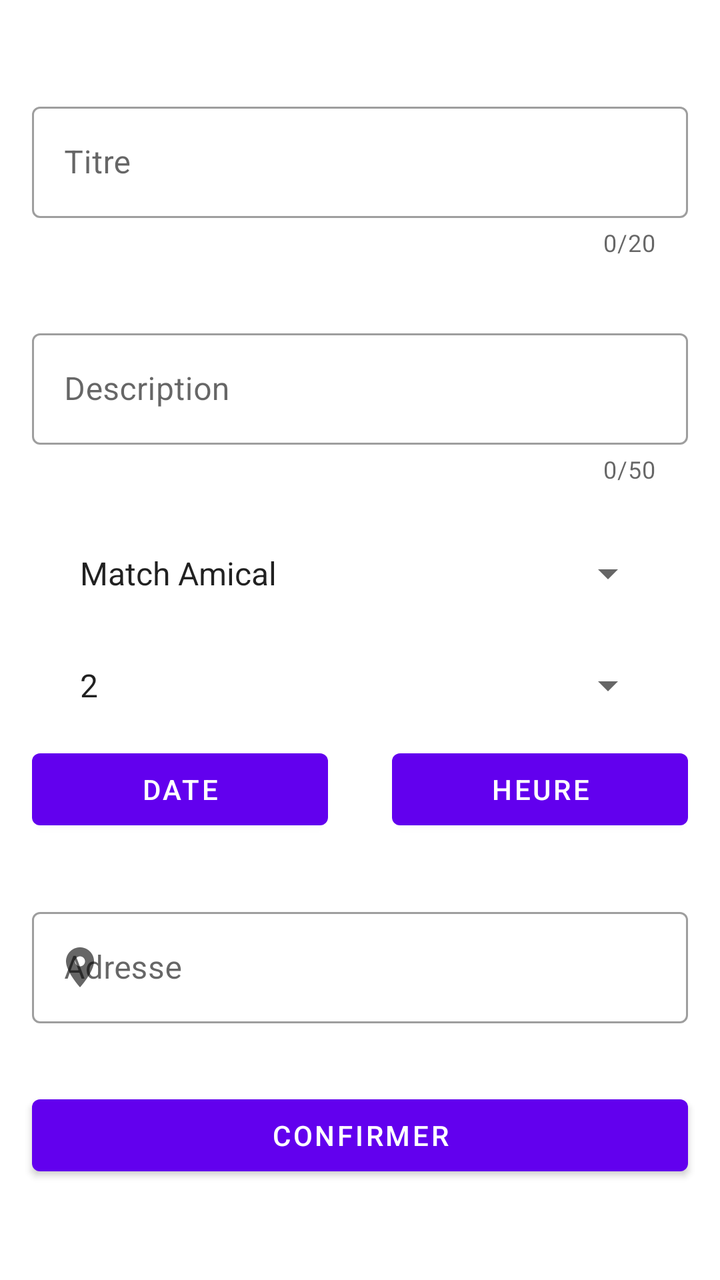
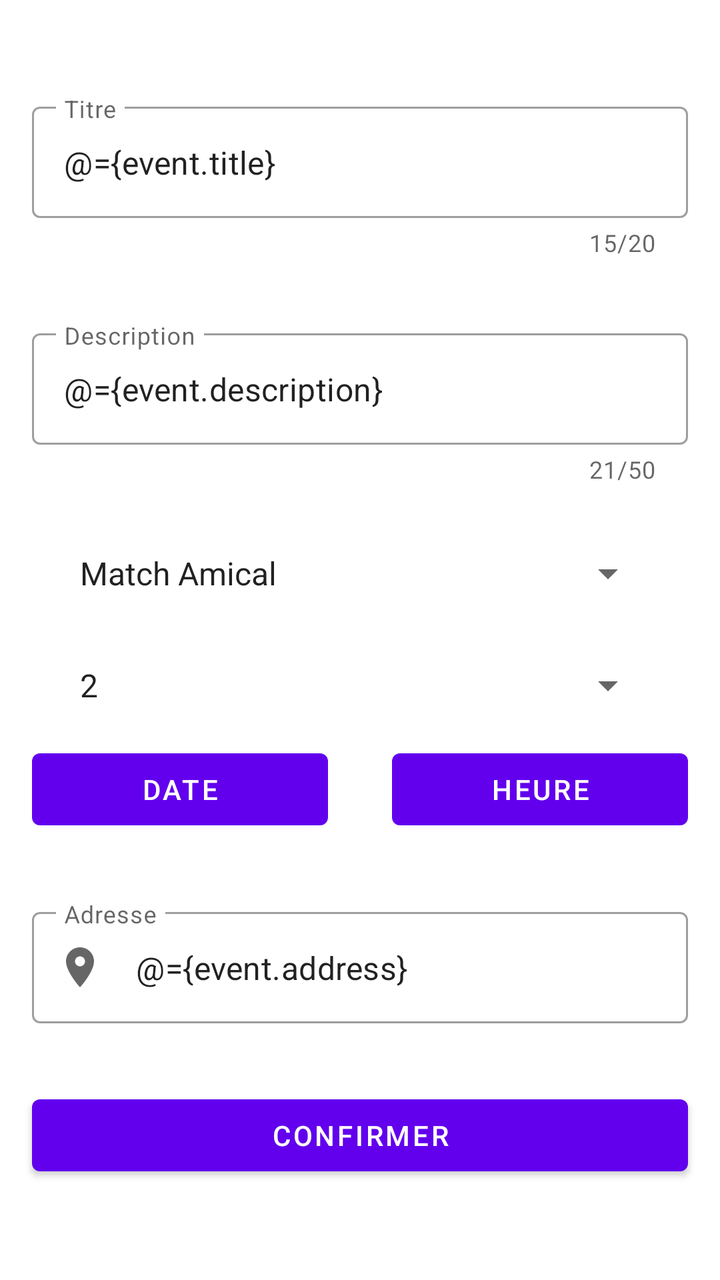

An Android layout rendered at two revisions. The XML below is the earlier revision; the diff shows what the commit changed to produce the second picture.
<!-- AndroidManifest.xml: application theme AppTheme -->
<!-- res/layout/fragment_event_creation.xml -->
<?xml version="1.0" encoding="utf-8"?>
<ScrollView xmlns:android="http://schemas.android.com/apk/res/android"
    xmlns:app="http://schemas.android.com/apk/res-auto"
    xmlns:tools="http://schemas.android.com/tools"
    android:layout_width="match_parent"
    android:layout_height="match_parent"
    android:layout_marginTop="?android:attr/actionBarSize">

    <LinearLayout
        android:layout_width="match_parent"
        android:layout_height="wrap_content"
        android:orientation="vertical"
        tools:context=".fragments.calendar.EventCreationFragment">

        <ProgressBar
            android:id="@+id/progressBar"
            style="?android:attr/progressBarStyleHorizontal"
            android:visibility="invisible"
            android:layout_width="match_parent"
            android:layout_height="wrap_content" />

        <com.google.android.material.textfield.TextInputLayout
            android:id="@+id/event_create_title_layout"
            android:layout_width="match_parent"
            android:layout_height="match_parent"
            style="@style/Widget.MaterialComponents.TextInputLayout.OutlinedBox"
            android:layout_marginTop="32dp"
            android:layout_marginStart="16dp"
            android:layout_marginEnd="16dp"
            app:counterEnabled="true"
            app:counterMaxLength="20"
            app:endIconMode="clear_text">

            <com.google.android.material.textfield.TextInputEditText
                android:id="@+id/event_create_title_input"
                android:layout_width="match_parent"
                android:layout_height="wrap_content"
                android:hint="@string/event_title"
                android:inputType="text" />


        </com.google.android.material.textfield.TextInputLayout>

        <com.google.android.material.textfield.TextInputLayout
            android:id="@+id/event_create_desc_layout"
            android:layout_width="match_parent"
            android:layout_height="wrap_content"
            style="@style/Widget.MaterialComponents.TextInputLayout.OutlinedBox"
            android:layout_marginTop="32dp"
            android:layout_marginStart="16dp"
            android:layout_marginEnd="16dp"
            app:counterEnabled="true"
            app:counterMaxLength="50"
            app:endIconMode="clear_text">

            <com.google.android.material.textfield.TextInputEditText
                android:id="@+id/event_create_desc_input"
                android:layout_width="match_parent"
                android:layout_height="wrap_content"
                android:hint="@string/event_description"
                android:inputType="text" />

        </com.google.android.material.textfield.TextInputLayout>

        <androidx.appcompat.widget.AppCompatSpinner
            android:id="@+id/event_create_typeSpinner"
            android:layout_width="match_parent"
            android:layout_height="wrap_content"
            android:layout_marginStart="32dp"
            android:layout_marginTop="32dp"
            android:layout_marginEnd="32dp"
            android:entries="@array/typeList"
            android:spinnerMode="dialog" />

        <androidx.appcompat.widget.AppCompatSpinner
            android:id="@+id/event_create_teamSpinner"
            android:layout_width="match_parent"
            android:layout_height="wrap_content"
            android:layout_marginStart="32dp"
            android:layout_marginTop="32dp"
            android:layout_marginEnd="32dp"
            android:entries="@array/teamList"
            android:spinnerMode="dialog" />

        <LinearLayout
            android:layout_width="match_parent"
            android:layout_height="wrap_content"
            android:layout_marginTop="16dp">


            <com.google.android.material.button.MaterialButton
                android:id="@+id/event_create_day_picker"
                android:layout_width="wrap_content"
                android:layout_height="wrap_content"
                android:layout_weight="1"
                android:layout_marginStart="16dp"
                android:layout_marginEnd="16dp"
                android:text="Date" />

            <com.google.android.material.button.MaterialButton
                android:id="@+id/event_create_time_picker"
                android:layout_width="wrap_content"
                android:layout_height="wrap_content"
                android:layout_weight="1"
                android:layout_marginStart="16dp"
                android:layout_marginEnd="16dp"
                android:text="Heure" />

        </LinearLayout>

        <com.google.android.material.textfield.TextInputLayout
            android:id="@+id/event_create_address_layout"
            android:layout_width="match_parent"
            android:layout_height="wrap_content"
            android:layout_marginStart="16dp"
            android:layout_marginTop="32dp"
            android:layout_marginEnd="16dp"
            style="@style/Widget.MaterialComponents.TextInputLayout.OutlinedBox"
            app:startIconDrawable="@drawable/ic_marker">

            <com.google.android.material.textfield.TextInputEditText
                android:id="@+id/event_create_address_input"
                android:layout_width="match_parent"
                android:layout_height="wrap_content"
                android:focusable="false"
                android:hint="@string/adresse_field"
                android:inputType="none" />

        </com.google.android.material.textfield.TextInputLayout>

        <com.google.android.material.button.MaterialButton
            android:id="@+id/event_create_button"
            android:layout_width="match_parent"
            android:layout_height="wrap_content"
            android:layout_marginStart="16dp"
            android:layout_marginTop="32dp"
            android:layout_marginEnd="16dp"
            android:text="@string/confirmation_message" />

    </LinearLayout>

</ScrollView>
<!-- resources referenced by this layout -->
<resources>
  <string-array name="teamList">
          <item>2</item>
          <item>3</item>
          <item>4</item>
          <item>5</item>
          <item>6</item>
          <item>7</item>
          <item>8</item>
          <item>9</item>
          <item>10</item>
          <item>11</item>
          <item>12</item>
          <item>13</item>
          <item>15</item>
          <item>14</item>
          <item>16</item>
      </string-array>
  <string-array name="typeList">
          <item>Match Amical</item>
          <item>Plateau</item>
          <item>Tournoi</item>
      </string-array>
  <!-- drawable ic_marker (drawable) -->
  <vector xmlns:android="http://schemas.android.com/apk/res/android"
      android:width="24dp"
      android:height="24dp"
      android:tint="#737373"
      android:viewportWidth="24"
      android:viewportHeight="24">
      <path
          android:fillColor="@android:color/white"
          android:pathData="M12,2C8.13,2 5,5.13 5,9c0,5.25 7,13 7,13s7,-7.75 7,-13c0,-3.87 -3.13,-7 -7,-7zM12,11.5c-1.38,0 -2.5,-1.12 -2.5,-2.5s1.12,-2.5 2.5,-2.5 2.5,1.12 2.5,2.5 -1.12,2.5 -2.5,2.5z" />
  </vector>
  <string name="adresse_field">Adresse</string>
  <string name="confirmation_message">Confirmer</string>
  <string name="event_description">Description</string>
  <string name="event_title">Titre</string>
  <style name="AppTheme" parent="Theme.MaterialComponents.Light.DarkActionBar">
          
          <item name="colorPrimary">@color/colorPrimary</item>
          <item name="colorPrimaryDark">@color/colorPrimaryDark</item>
          <item name="colorAccent">@color/colorAccent</item>
          <item name="android:windowActionBarOverlay">true</item>
          
          <item name="windowActionBarOverlay">true</item>
      </style>
  <color name="colorPrimary">#6200EE</color>
  <color name="colorPrimaryDark">#3700B3</color>
  <color name="colorAccent">#03DAC5</color>
</resources>

<!-- the commit's change to res/layout/fragment_event_creation.xml (unified diff, before → after) -->
@@ -1,142 +1,155 @@
 <?xml version="1.0" encoding="utf-8"?>
-<ScrollView xmlns:android="http://schemas.android.com/apk/res/android"
+<layout xmlns:android="http://schemas.android.com/apk/res/android"
     xmlns:app="http://schemas.android.com/apk/res-auto"
-    xmlns:tools="http://schemas.android.com/tools"
-    android:layout_width="match_parent"
-    android:layout_height="match_parent"
-    android:layout_marginTop="?android:attr/actionBarSize">
+    xmlns:tools="http://schemas.android.com/tools">
 
-    <LinearLayout
+    <data>
+
+        <variable
+            name="event"
+            type="mfz.myfzone_sport.myf_zone.model.event.Event" />
+    </data>
+
+    <ScrollView
         android:layout_width="match_parent"
-        android:layout_height="wrap_content"
-        android:orientation="vertical"
-        tools:context=".fragments.calendar.EventCreationFragment">
-
-        <ProgressBar
-            android:id="@+id/progressBar"
-            style="?android:attr/progressBarStyleHorizontal"
-            android:visibility="invisible"
-            android:layout_width="match_parent"
-            android:layout_height="wrap_content" />
-
-        <com.google.android.material.textfield.TextInputLayout
-            android:id="@+id/event_create_title_layout"
-            android:layout_width="match_parent"
-            android:layout_height="match_parent"
-            style="@style/Widget.MaterialComponents.TextInputLayout.OutlinedBox"
-            android:layout_marginTop="32dp"
-            android:layout_marginStart="16dp"
-            android:layout_marginEnd="16dp"
-            app:counterEnabled="true"
-            app:counterMaxLength="20"
-            app:endIconMode="clear_text">
-
-            <com.google.android.material.textfield.TextInputEditText
-                android:id="@+id/event_create_title_input"
-                android:layout_width="match_parent"
-                android:layout_height="wrap_content"
-                android:hint="@string/event_title"
-                android:inputType="text" />
-
-
-        </com.google.android.material.textfield.TextInputLayout>
-
-        <com.google.android.material.textfield.TextInputLayout
-            android:id="@+id/event_create_desc_layout"
-            android:layout_width="match_parent"
-            android:layout_height="wrap_content"
-            style="@style/Widget.MaterialComponents.TextInputLayout.OutlinedBox"
-            android:layout_marginTop="32dp"
-            android:layout_marginStart="16dp"
-            android:layout_marginEnd="16dp"
-            app:counterEnabled="true"
-            app:counterMaxLength="50"
-            app:endIconMode="clear_text">
-
-            <com.google.android.material.textfield.TextInputEditText
-                android:id="@+id/event_create_desc_input"
-                android:layout_width="match_parent"
-                android:layout_height="wrap_content"
-                android:hint="@string/event_description"
-                android:inputType="text" />
-
-        </com.google.android.material.textfield.TextInputLayout>
-
-        <androidx.appcompat.widget.AppCompatSpinner
-            android:id="@+id/event_create_typeSpinner"
-            android:layout_width="match_parent"
-            android:layout_height="wrap_content"
-            android:layout_marginStart="32dp"
-            android:layout_marginTop="32dp"
-            android:layout_marginEnd="32dp"
-            android:entries="@array/typeList"
-            android:spinnerMode="dialog" />
-
-        <androidx.appcompat.widget.AppCompatSpinner
-            android:id="@+id/event_create_teamSpinner"
-            android:layout_width="match_parent"
-            android:layout_height="wrap_content"
-            android:layout_marginStart="32dp"
-            android:layout_marginTop="32dp"
-            android:layout_marginEnd="32dp"
-            android:entries="@array/teamList"
-            android:spinnerMode="dialog" />
+        android:layout_height="match_parent"
+        android:layout_marginTop="?android:attr/actionBarSize">
 
         <LinearLayout
             android:layout_width="match_parent"
             android:layout_height="wrap_content"
-            android:layout_marginTop="16dp">
+            android:orientation="vertical"
+            tools:context=".fragments.calendar.event_creation.EventCreationFragment">
+
+            <ProgressBar
+                android:id="@+id/progressBar"
+                style="?android:attr/progressBarStyleHorizontal"
+                android:layout_width="match_parent"
+                android:layout_height="wrap_content"
+                android:visibility="invisible" />
+
+            <com.google.android.material.textfield.TextInputLayout
+                android:id="@+id/event_create_title_layout"
+                style="@style/Widget.MaterialComponents.TextInputLayout.OutlinedBox"
+                android:layout_width="match_parent"
+                android:layout_height="match_parent"
+                android:layout_marginStart="16dp"
+                android:layout_marginTop="32dp"
+                android:layout_marginEnd="16dp"
+                app:counterEnabled="true"
+                app:counterMaxLength="20"
+                app:endIconMode="clear_text">
+
+                <com.google.android.material.textfield.TextInputEditText
+                    android:id="@+id/event_create_title_input"
+                    android:layout_width="match_parent"
+                    android:layout_height="wrap_content"
+                    android:hint="@string/event_title"
+                    android:inputType="text"
+                    android:text="@={event.title}" />
 
 
-            <com.google.android.material.button.MaterialButton
-                android:id="@+id/event_create_day_picker"
-                android:layout_width="wrap_content"
+            </com.google.android.material.textfield.TextInputLayout>
+
+            <com.google.android.material.textfield.TextInputLayout
+                android:id="@+id/event_create_desc_layout"
+                style="@style/Widget.MaterialComponents.TextInputLayout.OutlinedBox"
+                android:layout_width="match_parent"
                 android:layout_height="wrap_content"
-                android:layout_weight="1"
                 android:layout_marginStart="16dp"
+                android:layout_marginTop="32dp"
                 android:layout_marginEnd="16dp"
-                android:text="Date" />
+                app:counterEnabled="true"
+                app:counterMaxLength="50"
+                app:endIconMode="clear_text">
+
+                <com.google.android.material.textfield.TextInputEditText
+                    android:id="@+id/event_create_desc_input"
+                    android:layout_width="match_parent"
+                    android:layout_height="wrap_content"
+                    android:hint="@string/event_description"
+                    android:inputType="text"
+                    android:text="@={event.description}" />
+
+            </com.google.android.material.textfield.TextInputLayout>
+
+            <androidx.appcompat.widget.AppCompatSpinner
+                android:id="@+id/event_create_typeSpinner"
+                android:layout_width="match_parent"
+                android:layout_height="wrap_content"
+                android:layout_marginStart="32dp"
+                android:layout_marginTop="32dp"
+                android:layout_marginEnd="32dp"
+                android:entries="@array/typeList"
+                android:spinnerMode="dialog" />
+
+            <androidx.appcompat.widget.AppCompatSpinner
+                android:id="@+id/event_create_teamSpinner"
+                android:layout_width="match_parent"
+                android:layout_height="wrap_content"
+                android:layout_marginStart="32dp"
+                android:layout_marginTop="32dp"
+                android:layout_marginEnd="32dp"
+                android:entries="@array/teamList"
+                android:spinnerMode="dialog" />
+
+            <LinearLayout
+                android:layout_width="match_parent"
+                android:layout_height="wrap_content"
+                android:layout_marginTop="16dp">
+
+
+                <com.google.android.material.button.MaterialButton
+                    android:id="@+id/event_create_day_picker"
+                    android:layout_width="wrap_content"
+                    android:layout_height="wrap_content"
+                    android:layout_marginStart="16dp"
+                    android:layout_marginEnd="16dp"
+                    android:layout_weight="1"
+                    android:text="Date" />
+
+                <com.google.android.material.button.MaterialButton
+                    android:id="@+id/event_create_time_picker"
+                    android:layout_width="wrap_content"
+                    android:layout_height="wrap_content"
+                    android:layout_marginStart="16dp"
+                    android:layout_marginEnd="16dp"
+                    android:layout_weight="1"
+                    android:text="Heure" />
+
+            </LinearLayout>
+
+            <com.google.android.material.textfield.TextInputLayout
+                android:id="@+id/event_create_address_layout"
+                style="@style/Widget.MaterialComponents.TextInputLayout.OutlinedBox"
+                android:layout_width="match_parent"
+                android:layout_height="wrap_content"
+                android:layout_marginStart="16dp"
+                android:layout_marginTop="32dp"
+                android:layout_marginEnd="16dp"
+                app:startIconDrawable="@drawable/ic_marker">
+
+                <com.google.android.material.textfield.TextInputEditText
+                    android:id="@+id/event_create_address_input"
+                    android:layout_width="match_parent"
+                    android:layout_height="wrap_content"
+                    android:focusable="false"
+                    android:hint="@string/address_field"
+                    android:inputType="none"
+                    android:text="@={event.address}" />
+
+            </com.google.android.material.textfield.TextInputLayout>
 
             <com.google.android.material.button.MaterialButton
-                android:id="@+id/event_create_time_picker"
-                android:layout_width="wrap_content"
+                android:id="@+id/event_create_button"
+                android:layout_width="match_parent"
                 android:layout_height="wrap_content"
-                android:layout_weight="1"
                 android:layout_marginStart="16dp"
+                android:layout_marginTop="32dp"
                 android:layout_marginEnd="16dp"
-                android:text="Heure" />
+                android:text="@string/confirmation_message" />
 
         </LinearLayout>
 
-        <com.google.android.material.textfield.TextInputLayout
-            android:id="@+id/event_create_address_layout"
-            android:layout_width="match_parent"
-            android:layout_height="wrap_content"
-            android:layout_marginStart="16dp"
-            android:layout_marginTop="32dp"
-            android:layout_marginEnd="16dp"
-            style="@style/Widget.MaterialComponents.TextInputLayout.OutlinedBox"
-            app:startIconDrawable="@drawable/ic_marker">
-
-            <com.google.android.material.textfield.TextInputEditText
-                android:id="@+id/event_create_address_input"
-                android:layout_width="match_parent"
-                android:layout_height="wrap_content"
-                android:focusable="false"
-                android:hint="@string/adresse_field"
-                android:inputType="none" />
-
-        </com.google.android.material.textfield.TextInputLayout>
-
-        <com.google.android.material.button.MaterialButton
-            android:id="@+id/event_create_button"
-            android:layout_width="match_parent"
-            android:layout_height="wrap_content"
-            android:layout_marginStart="16dp"
-            android:layout_marginTop="32dp"
-            android:layout_marginEnd="16dp"
-            android:text="@string/confirmation_message" />
-
-    </LinearLayout>
-
-</ScrollView>
+    </ScrollView>
+</layout>
<!-- resource entries referenced after the edit -->
@@ -33,7 +33,7 @@
           android:fillColor="@android:color/white"
           android:pathData="M12,2C8.13,2 5,5.13 5,9c0,5.25 7,13 7,13s7,-7.75 7,-13c0,-3.87 -3.13,-7 -7,-7zM12,11.5c-1.38,0 -2.5,-1.12 -2.5,-2.5s1.12,-2.5 2.5,-2.5 2.5,1.12 2.5,2.5 -1.12,2.5 -2.5,2.5z" />
   </vector>
-  <string name="adresse_field">Adresse</string>
+  <string name="address_field">Adresse</string>
   <string name="confirmation_message">Confirmer</string>
   <string name="event_description">Description</string>
   <string name="event_title">Titre</string>
